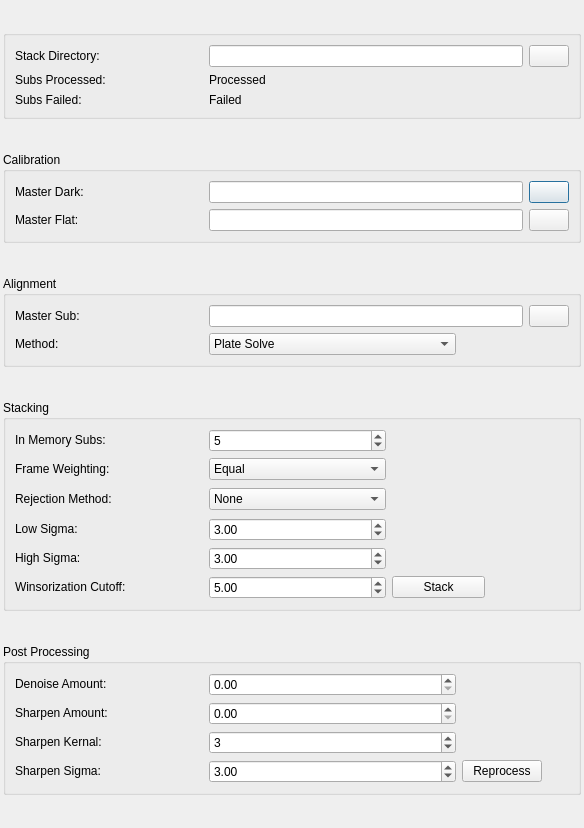
First picture: the form in kstars/fitsviewer/livestacking.ui, repository geeksville/kstars-fork, before the edit.
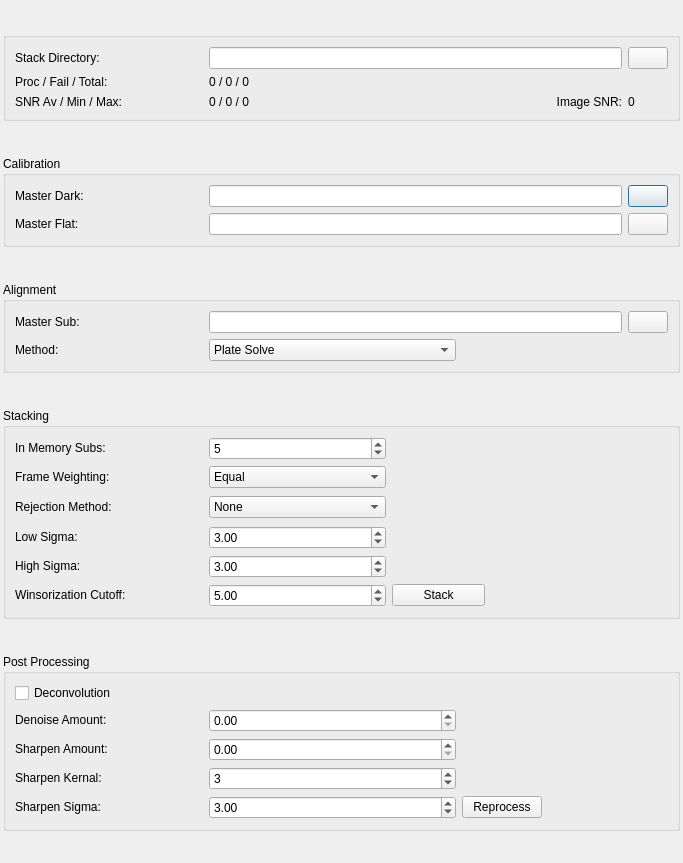
Second picture: the form after the edit. Icons and pictures are not drawn.

Commit message: added basic support for color images

Patch:
```diff
--- a/kstars/fitsviewer/livestacking.ui
+++ b/kstars/fitsviewer/livestacking.ui
@@ -6,8 +6,8 @@
    <rect>
     <x>0</x>
     <y>0</y>
-    <width>583</width>
-    <height>828</height>
+    <width>683</width>
+    <height>863</height>
    </rect>
   </property>
   <property name="windowTitle">
@@ -415,27 +415,45 @@
       <string>Post Processing</string>
      </property>
      <layout class="QGridLayout" name="gridLayout_4">
+      <item row="4" column="0">
+       <widget class="QLabel" name="SharpenSigmaLabel">
+        <property name="sizePolicy">
+         <sizepolicy hsizetype="Preferred" vsizetype="Fixed">
+          <horstretch>0</horstretch>
+          <verstretch>0</verstretch>
+         </sizepolicy>
+        </property>
+        <property name="text">
+         <string>Sharpen Sigma:</string>
+        </property>
+        <property name="buddy">
+         <cstring>kcfg_FitsLSSharpenSigma</cstring>
+        </property>
+       </widget>
+      </item>
+      <item row="1" column="0">
+       <widget class="QLabel" name="DenoiseLabel">
+        <property name="sizePolicy">
+         <sizepolicy hsizetype="Preferred" vsizetype="Fixed">
+          <horstretch>0</horstretch>
+          <verstretch>0</verstretch>
+         </sizepolicy>
+        </property>
+        <property name="minimumSize">
+         <size>
+          <width>188</width>
+          <height>0</height>
+         </size>
+        </property>
+        <property name="text">
+         <string>Denoise Amount:</string>
+        </property>
+        <property name="buddy">
+         <cstring>kcfg_FitsLSDenoiseAmt</cstring>
+        </property>
+       </widget>
+      </item>
       <item row="1" column="1">
-       <widget class="QDoubleSpinBox" name="kcfg_FitsLSSharpenAmt">
-        <property name="toolTip">
-         <string>&lt;html&gt;&lt;head/&gt;&lt;body&gt;&lt;p&gt;Amount of sharpening to apply. Larger values apply more sharpening.&lt;/p&gt;&lt;p&gt;Set to 0 to skip sharpening.&lt;/p&gt;&lt;/body&gt;&lt;/html&gt;</string>
-        </property>
-        <property name="maximum">
-         <double>100.000000000000000</double>
-        </property>
-       </widget>
-      </item>
-      <item row="3" column="2">
-       <widget class="QPushButton" name="ReprocessB">
-        <property name="toolTip">
-         <string>Rerun the post processing using the selected parameters</string>
-        </property>
-        <property name="text">
-         <string>Reprocess</string>
-        </property>
-       </widget>
-      </item>
-      <item row="0" column="1">
        <widget class="QDoubleSpinBox" name="kcfg_FitsLSDenoiseAmt">
         <property name="minimumSize">
          <size>
@@ -451,7 +469,7 @@
         </property>
        </widget>
       </item>
-      <item row="2" column="1">
+      <item row="3" column="1">
        <widget class="QSpinBox" name="kcfg_FitsLSSharpenKernal">
         <property name="toolTip">
          <string>&lt;html&gt;&lt;head/&gt;&lt;body&gt;&lt;p&gt;Sharpen kernal size.&lt;/p&gt;&lt;/body&gt;&lt;/html&gt;</string>
@@ -467,7 +485,7 @@
         </property>
        </widget>
       </item>
-      <item row="1" column="0">
+      <item row="2" column="0">
        <widget class="QLabel" name="SharpenLabel">
         <property name="sizePolicy">
          <sizepolicy hsizetype="Preferred" vsizetype="Fixed">
@@ -489,20 +507,40 @@
         </property>
        </widget>
       </item>
-      <item row="3" column="1">
-       <widget class="QDoubleSpinBox" name="kcfg_FitsLSSharpenSigma">
+      <item row="4" column="2">
+       <widget class="QPushButton" name="ReprocessB">
         <property name="toolTip">
-         <string>&lt;html&gt;&lt;head/&gt;&lt;body&gt;&lt;p&gt;Sharpen sigma.&lt;/p&gt;&lt;/body&gt;&lt;/html&gt;</string>
+         <string>Rerun the post processing using the selected parameters</string>
+        </property>
+        <property name="text">
+         <string>Reprocess</string>
+        </property>
+       </widget>
+      </item>
+      <item row="2" column="1">
+       <widget class="QDoubleSpinBox" name="kcfg_FitsLSSharpenAmt">
+        <property name="toolTip">
+         <string>&lt;html&gt;&lt;head/&gt;&lt;body&gt;&lt;p&gt;Amount of sharpening to apply. Larger values apply more sharpening.&lt;/p&gt;&lt;p&gt;Set to 0 to skip sharpening.&lt;/p&gt;&lt;/body&gt;&lt;/html&gt;</string>
         </property>
         <property name="maximum">
          <double>100.000000000000000</double>
         </property>
-        <property name="value">
-         <double>3.000000000000000</double>
-        </property>
        </widget>
       </item>
-      <item row="2" column="0">
+      <item row="4" column="3">
+       <spacer name="horizontalSpacer">
+        <property name="orientation">
+         <enum>Qt::Horizontal</enum>
+        </property>
+        <property name="sizeHint" stdset="0">
+         <size>
+          <width>40</width>
+          <height>20</height>
+         </size>
+        </property>
+       </spacer>
+      </item>
+      <item row="3" column="0">
        <widget class="QLabel" name="SharpenKernalLabel">
         <property name="sizePolicy">
          <sizepolicy hsizetype="Preferred" vsizetype="Fixed">
@@ -518,57 +556,35 @@
         </property>
        </widget>
       </item>
-      <item row="3" column="0">
-       <widget class="QLabel" name="SharpenSigmaLabel">
-        <property name="sizePolicy">
-         <sizepolicy hsizetype="Preferred" vsizetype="Fixed">
-          <horstretch>0</horstretch>
-          <verstretch>0</verstretch>
-         </sizepolicy>
+      <item row="4" column="1">
+       <widget class="QDoubleSpinBox" name="kcfg_FitsLSSharpenSigma">
+        <property name="toolTip">
+         <string>&lt;html&gt;&lt;head/&gt;&lt;body&gt;&lt;p&gt;Sharpen sigma.&lt;/p&gt;&lt;/body&gt;&lt;/html&gt;</string>
         </property>
-        <property name="text">
-         <string>Sharpen Sigma:</string>
+        <property name="maximum">
+         <double>100.000000000000000</double>
         </property>
-        <property name="buddy">
-         <cstring>kcfg_FitsLSSharpenSigma</cstring>
+        <property name="value">
+         <double>3.000000000000000</double>
         </property>
        </widget>
       </item>
       <item row="0" column="0">
-       <widget class="QLabel" name="DenoiseLabel">
+       <widget class="QCheckBox" name="kcfg_FitsLSDeconvolution">
         <property name="sizePolicy">
          <sizepolicy hsizetype="Preferred" vsizetype="Fixed">
           <horstretch>0</horstretch>
           <verstretch>0</verstretch>
          </sizepolicy>
         </property>
-        <property name="minimumSize">
-         <size>
-          <width>188</width>
-          <height>0</height>
-         </size>
+        <property name="toolTip">
+         <string>Check to apply deconvolution to the image</string>
         </property>
         <property name="text">
-         <string>Denoise Amount:</string>
-        </property>
-        <property name="buddy">
-         <cstring>kcfg_FitsLSDenoiseAmt</cstring>
+         <string>Deconvolution</string>
         </property>
        </widget>
       </item>
-      <item row="3" column="3">
-       <spacer name="horizontalSpacer">
-        <property name="orientation">
-         <enum>Qt::Horizontal</enum>
-        </property>
-        <property name="sizeHint" stdset="0">
-         <size>
-          <width>40</width>
-          <height>20</height>
-         </size>
-        </property>
-       </spacer>
-      </item>
      </layout>
     </widget>
    </item>
@@ -584,8 +600,43 @@
       <string/>
      </property>
      <layout class="QGridLayout" name="gridLayout_6" rowstretch="0,0,0">
-      <item row="2" column="1">
-       <widget class="QLabel" name="SubsFailed">
+      <item row="0" column="1" colspan="2">
+       <widget class="QLineEdit" name="Stack">
+        <property name="sizePolicy">
+         <sizepolicy hsizetype="MinimumExpanding" vsizetype="Fixed">
+          <horstretch>209</horstretch>
+          <verstretch>0</verstretch>
+         </sizepolicy>
+        </property>
+        <property name="minimumSize">
+         <size>
+          <width>0</width>
+          <height>0</height>
+         </size>
+        </property>
+        <property name="clearButtonEnabled">
+         <bool>false</bool>
+        </property>
+       </widget>
+      </item>
+      <item row="0" column="3">
+       <widget class="QPushButton" name="StackDirB">
+        <property name="sizePolicy">
+         <sizepolicy hsizetype="Fixed" vsizetype="Fixed">
+          <horstretch>0</horstretch>
+          <verstretch>0</verstretch>
+         </sizepolicy>
+        </property>
+        <property name="text">
+         <string/>
+        </property>
+        <property name="icon">
+         <iconset theme="folder-open"/>
+        </property>
+       </widget>
+      </item>
+      <item row="2" column="3">
+       <widget class="QLabel" name="ImageSNR">
         <property name="sizePolicy">
          <sizepolicy hsizetype="Preferred" vsizetype="Fixed">
           <horstretch>0</horstretch>
@@ -593,7 +644,7 @@
          </sizepolicy>
         </property>
         <property name="text">
-         <string>Failed</string>
+         <string>0</string>
         </property>
        </widget>
       </item>
@@ -619,38 +670,6 @@
         </property>
        </widget>
       </item>
-      <item row="0" column="1">
-       <widget class="QLineEdit" name="Stack">
-        <property name="sizePolicy">
-         <sizepolicy hsizetype="MinimumExpanding" vsizetype="Fixed">
-          <horstretch>0</horstretch>
-          <verstretch>0</verstretch>
-         </sizepolicy>
-        </property>
-        <property name="minimumSize">
-         <size>
-          <width>314</width>
-          <height>0</height>
-         </size>
-        </property>
-        <property name="clearButtonEnabled">
-         <bool>false</bool>
-        </property>
-       </widget>
-      </item>
-      <item row="2" column="0">
-       <widget class="QLabel" name="SubsFailedLabel">
-        <property name="sizePolicy">
-         <sizepolicy hsizetype="Preferred" vsizetype="Fixed">
-          <horstretch>0</horstretch>
-          <verstretch>0</verstretch>
-         </sizepolicy>
-        </property>
-        <property name="text">
-         <string>Subs Failed:</string>
-        </property>
-       </widget>
-      </item>
       <item row="1" column="0">
        <widget class="QLabel" name="NumberSubsLabel">
         <property name="sizePolicy">
@@ -666,36 +685,86 @@
          </size>
         </property>
         <property name="text">
-         <string>Subs Processed:</string>
-        </property>
-       </widget>
-      </item>
-      <item row="0" column="2">
-       <widget class="QPushButton" name="StackDirB">
-        <property name="sizePolicy">
-         <sizepolicy hsizetype="Fixed" vsizetype="Fixed">
-          <horstretch>0</horstretch>
-          <verstretch>0</verstretch>
-         </sizepolicy>
-        </property>
-        <property name="text">
-         <string/>
-        </property>
-        <property name="icon">
-         <iconset theme="folder-open"/>
+         <string>Proc / Fail / Total:</string>
         </property>
        </widget>
       </item>
       <item row="1" column="1">
        <widget class="QLabel" name="SubsProcessed">
         <property name="sizePolicy">
-         <sizepolicy hsizetype="Fixed" vsizetype="Fixed">
+         <sizepolicy hsizetype="Preferred" vsizetype="Fixed">
           <horstretch>0</horstretch>
           <verstretch>0</verstretch>
          </sizepolicy>
         </property>
+        <property name="minimumSize">
+         <size>
+          <width>157</width>
+          <height>0</height>
+         </size>
+        </property>
+        <property name="toolTip">
+         <string>Number of subs sucessfully processed / failed / total</string>
+        </property>
         <property name="text">
-         <string>Processed</string>
+         <string>0 / 0 / 0</string>
+        </property>
+       </widget>
+      </item>
+      <item row="2" column="2">
+       <widget class="QLabel" name="ImageSNRLabel">
+        <property name="sizePolicy">
+         <sizepolicy hsizetype="Preferred" vsizetype="Fixed">
+          <horstretch>0</horstretch>
+          <verstretch>0</verstretch>
+         </sizepolicy>
+        </property>
+        <property name="text">
+         <string>Image SNR:</string>
+        </property>
+        <property name="alignment">
+         <set>Qt::AlignRight|Qt::AlignTrailing|Qt::AlignVCenter</set>
+        </property>
+       </widget>
+      </item>
+      <item row="2" column="1">
+       <widget class="QLabel" name="SubsSNR">
+        <property name="sizePolicy">
+         <sizepolicy hsizetype="Preferred" vsizetype="Fixed">
+          <horstretch>0</horstretch>
+          <verstretch>0</verstretch>
+         </sizepolicy>
+        </property>
+        <property name="minimumSize">
+         <size>
+          <width>157</width>
+          <height>0</height>
+         </size>
+        </property>
+        <property name="toolTip">
+         <string>Signal-to-noise ratio Max / Min / Mean of the processed subs</string>
+        </property>
+        <property name="text">
+         <string>0 / 0 / 0</string>
+        </property>
+       </widget>
+      </item>
+      <item row="2" column="0">
+       <widget class="QLabel" name="SubsSNRLabel">
+        <property name="sizePolicy">
+         <sizepolicy hsizetype="Preferred" vsizetype="Fixed">
+          <horstretch>0</horstretch>
+          <verstretch>0</verstretch>
+         </sizepolicy>
+        </property>
+        <property name="minimumSize">
+         <size>
+          <width>188</width>
+          <height>0</height>
+         </size>
+        </property>
+        <property name="text">
+         <string>SNR Av / Min / Max:</string>
         </property>
        </widget>
       </item>
```
Left out of the diff: 5 changed lines with no effect on the pictures. The commit also changes 12 other files.
